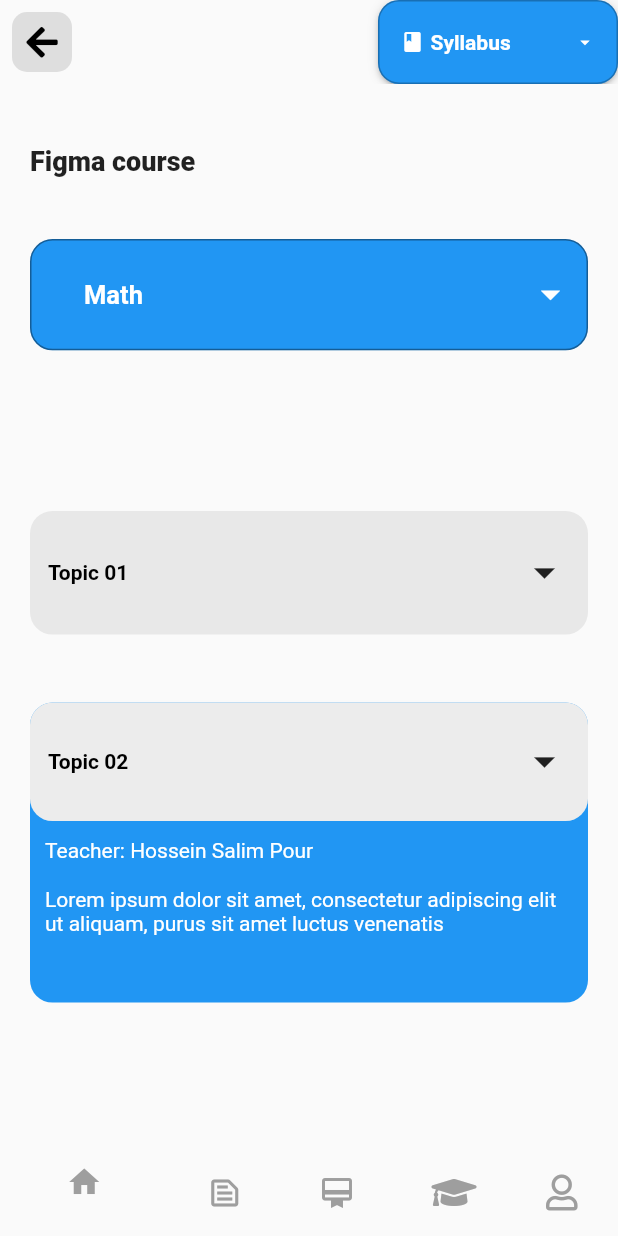
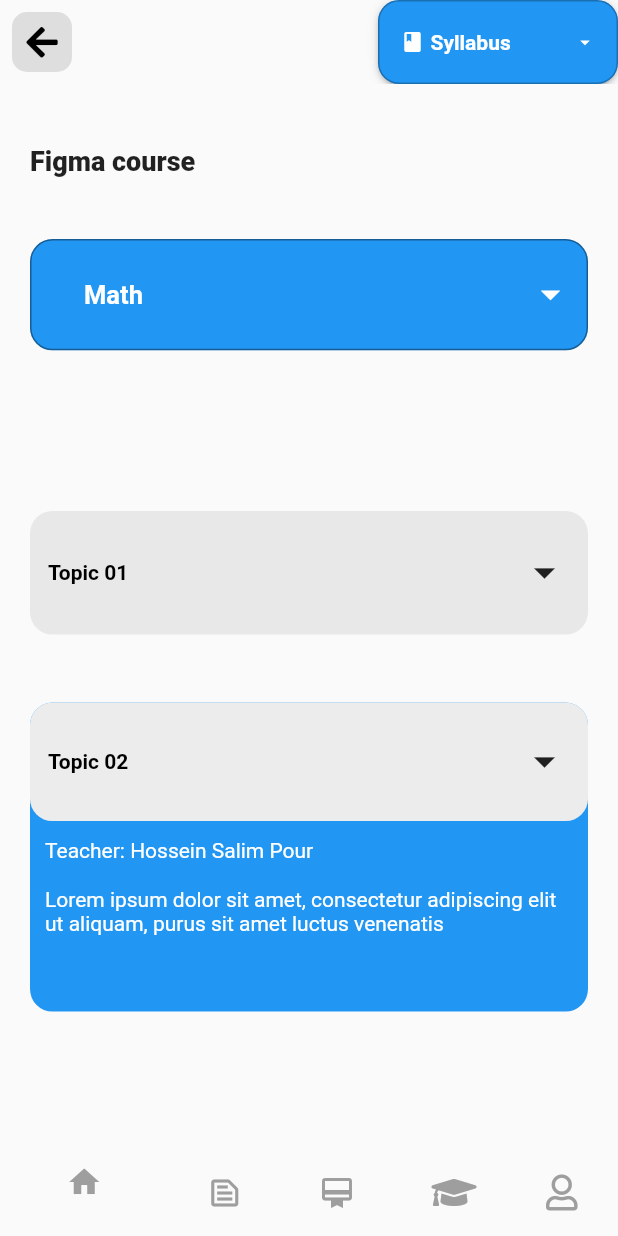
Before and after one commit to Raicodesokwe/figmatest, a Flutter app: the screen it shows after launch, on a phone screen of 412 x 824 dp. Run offline on Flutter 3.47's test engine with Material 2 defaults, Android fonts, the phone set to English and light mode, and no system bars; drawn by our look-alikes of dropdown_button2; our stand-ins replace font_awesome_flutter; Roboto replaces fonts that are missing (Gilroy-Semibold).

Commit message:
second commit

```diff
--- a/lib/studymaterials.dart
+++ b/lib/studymaterials.dart
@@ -255,7 +255,7 @@ class _StudyMaterialState extends State<StudyMaterial> {
               ),
               Stack(clipBehavior: Clip.none, children: [
                 Container(
-                  height: 200,
+                  height:  size.height*0.25,
                   width: double.infinity,
                   decoration: BoxDecoration(
                       borderRadius: BorderRadius.circular(15),
```
